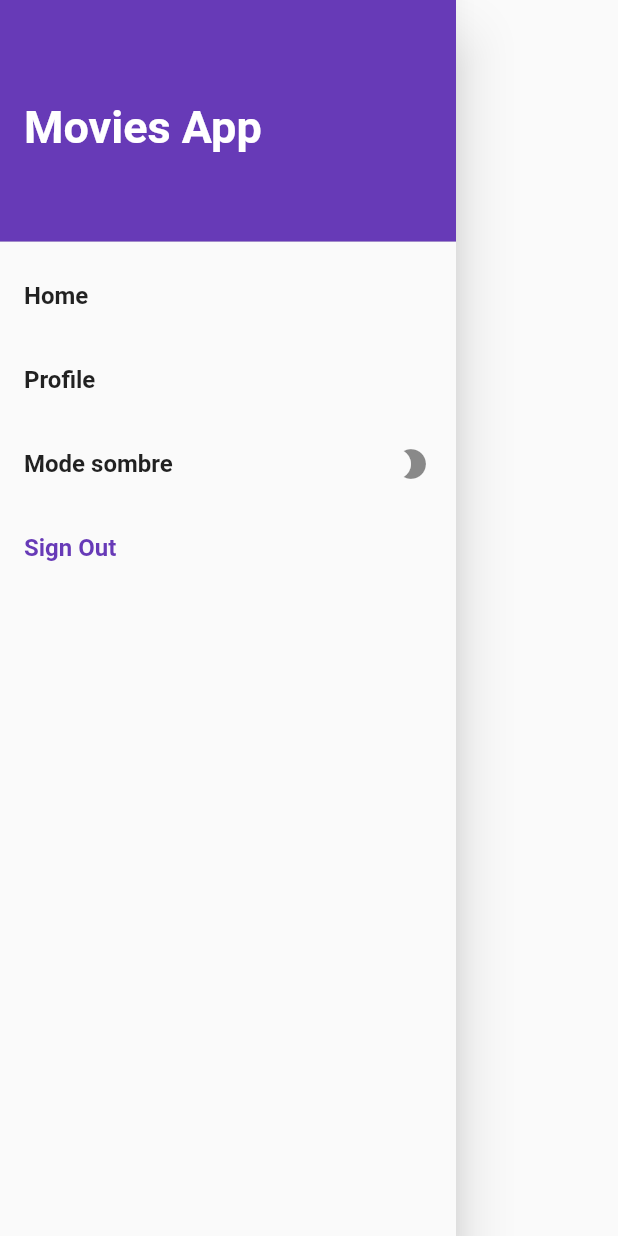
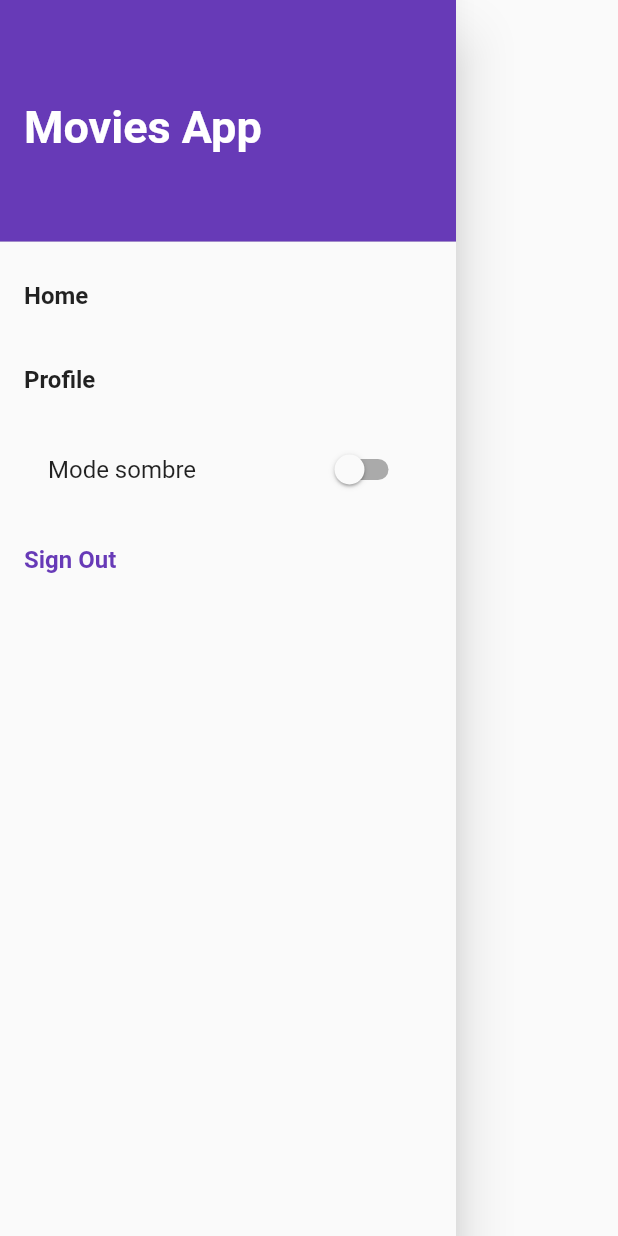
Before and after one commit to SaraZOUIOULA/MovieApp, a Flutter app: the DrawerMenu widget shown alone on an empty page, opened directly, on a phone screen of 412 x 824 dp. Run offline on Flutter 3.47's test engine with Material 2 defaults, Android fonts, the phone set to English and light mode, and no system bars; our stand-ins replace adaptive_theme, cloud_firestore, firebase_auth, firebase_core; accounts and stored records are empty.

Commit message:
mise en page

```diff
--- a/lib/components/drawer.dart
+++ b/lib/components/drawer.dart
@@ -9,7 +9,26 @@ class DrawerMenu extends StatefulWidget {
 }
 
 class _DrawerMenuState extends State<DrawerMenu> {
-
+  bool darkmode = false;
+  dynamic savedThemeMode;
+  void initState() {
+  super.initState();
+  getCurrentTheme();
+}
+Future getCurrentTheme() async {
+  savedThemeMode = await AdaptiveTheme.getThemeMode();
+  if (savedThemeMode.toString() == 'AdaptiveThemeMode.dark') {
+    print('mode sombre');
+    setState(() {
+      darkmode = true;
+    });
+  } else {
+    setState(() {
+      darkmode = false;
+    });
+    print('mode clair');
+  }
+}
 
   Widget build(BuildContext context) {
 
@@ -45,17 +64,31 @@ class _DrawerMenuState extends State<DrawerMenu> {
             },
           ),
           ListTile(
-            title:
-                Text('Mode sombre', style: TextStyle(fontWeight: FontWeight.bold)),
-                trailing: Icon(
-              Icons.brightness_2,
 
+              title: SwitchListTile(
+                title: Text('Mode sombre'),
+                value: darkmode,
+                activeColor: Colors.orange,
+                onChanged: (bool value) {
+                  print(value);
+                  if (value == true) {
+                    AdaptiveTheme.of(context).setDark();
 
-            ),
+                  } else {
+                    AdaptiveTheme.of(context).setLight();
+
+                  }
+                  setState(() {
+                    darkmode = value;
+                  });
+                },
+                // secondary: const Icon(Icons.nightlight_round),
+              ),
+
             onTap: () {
               AdaptiveTheme.of(context).toggleThemeMode();
               // Navigator.pushReplacementNamed(context, '/profile');
-
+              print(darkmode);
             },
           ),
           ListTile(
--- a/lib/main.dart
+++ b/lib/main.dart
@@ -31,11 +31,12 @@ class App extends StatelessWidget {
               light: ThemeData(
                 brightness: Brightness.light,
                 primarySwatch: Colors.deepPurple,
-
+                accentColor: Colors.amber,
               ),
               dark: ThemeData(
                 brightness: Brightness.dark,
                 primarySwatch: Colors.orange,
+                accentColor: Colors.amber,
 
               ),
                 initial: AdaptiveThemeMode.light,
```
Also changed, not shown: lib/components/landing.dart (+28 -15 lines), lib/screens/detail.dart (+50 -11 lines), lib/screens/home.dart (+12 -1 lines), lib/screens/profile.dart (+12 -7 lines).
